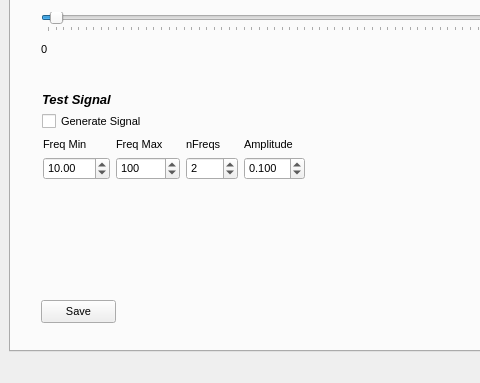
First picture: the form in PyGFET/GuiMeasure/GuiCharact.ui, repository aguimera/PyGFET, before the edit; both pictures show x 0 to 480 and y 314 to 697 of the 994 by 697 pixel window.
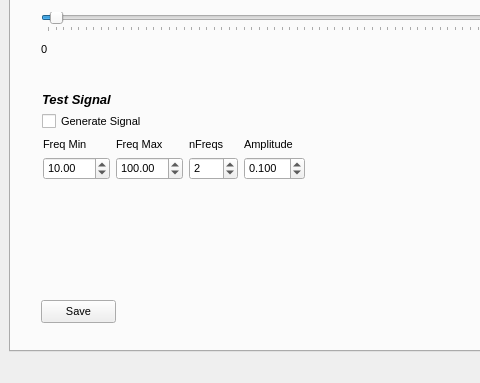
Second picture: the form after the edit.

```diff
--- a/PyGFET/GuiMeasure/GuiCharact.ui
+++ b/PyGFET/GuiMeasure/GuiCharact.ui
@@ -2329,12 +2329,18 @@
             </widget>
            </item>
            <item>
-            <widget class="QSpinBox" name="SpnTestFreqMax">
+            <widget class="QDoubleSpinBox" name="SpnTestFreqMax">
+             <property name="minimum">
+              <double>0.000000000000000</double>
+             </property>
              <property name="maximum">
-              <number>10000000</number>
+              <double>6000.000000000000000</double>
+             </property>
+             <property name="singleStep">
+              <double>0.010000000000000</double>
              </property>
              <property name="value">
-              <number>100</number>
+              <double>100.000000000000000</double>
              </property>
             </widget>
            </item>
```
Left out of the diff: 2 changed lines with no effect on the pictures.
